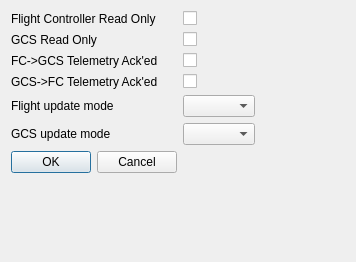
First picture: the form in ground/gcs/src/plugins/telemetryscheduler/metadata_dialog.ui, repository TauLabs/TauLabs, before the edit.
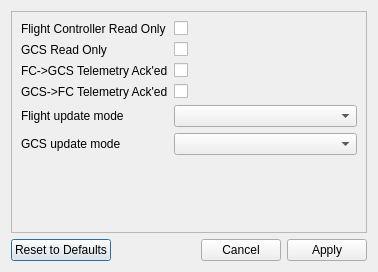
Second picture: the form after the edit.

Commit message:
Added all functionality to metadata dialog box.
Made several small style fixes.

The edit to the form file:
```diff
--- a/ground/gcs/src/plugins/telemetryscheduler/metadata_dialog.ui
+++ b/ground/gcs/src/plugins/telemetryscheduler/metadata_dialog.ui
@@ -6,17 +6,23 @@
    <rect>
     <x>0</x>
     <y>0</y>
-    <width>356</width>
-    <height>262</height>
+    <width>378</width>
+    <height>272</height>
    </rect>
   </property>
   <property name="windowTitle">
    <string>Dialog</string>
   </property>
+  <layout class="QGridLayout" name="gridLayout">
+   <item row="0" column="0" colspan="4">
+    <widget class="QFrame" name="frame">
+     <property name="frameShape">
+      <enum>QFrame::StyledPanel</enum>
+     </property>
+     <property name="frameShadow">
+      <enum>QFrame::Raised</enum>
+     </property>
   <layout class="QFormLayout" name="formLayout">
-   <property name="fieldGrowthPolicy">
-    <enum>QFormLayout::FieldsStayAtSizeHint</enum>
-   </property>
    <item row="0" column="0">
     <widget class="QLabel" name="label">
      <property name="text">
@@ -93,13 +99,40 @@
    <item row="5" column="1">
     <widget class="QComboBox" name="cmbGCSTelemetryMode"/>
    </item>
-   <item row="6" column="0">
-    <widget class="QDialogButtonBox" name="buttonBox">
+     </layout>
+    </widget>
+   </item>
+   <item row="1" column="0">
+    <widget class="QPushButton" name="bnResetToDefaults">
+     <property name="text">
+      <string>Reset to Defaults</string>
+     </property>
+    </widget>
+   </item>
+   <item row="1" column="1">
+    <spacer name="horizontalSpacer">
      <property name="orientation">
       <enum>Qt::Horizontal</enum>
      </property>
-     <property name="standardButtons">
-      <set>QDialogButtonBox::Cancel|QDialogButtonBox::Ok</set>
+     <property name="sizeHint" stdset="0">
+      <size>
+       <width>36</width>
+       <height>20</height>
+      </size>
+     </property>
+    </spacer>
+   </item>
+   <item row="1" column="2">
+    <widget class="QPushButton" name="bnCancel">
+     <property name="text">
+      <string>Cancel</string>
+     </property>
+    </widget>
+   </item>
+   <item row="1" column="3">
+    <widget class="QPushButton" name="bnApply">
+     <property name="text">
+      <string>Apply</string>
      </property>
     </widget>
    </item>
```
Left out of the diff: 35 changed lines with no effect on the pictures. Lines whose indentation alone changed are shown as unchanged. The commit also changes 5 other files.
